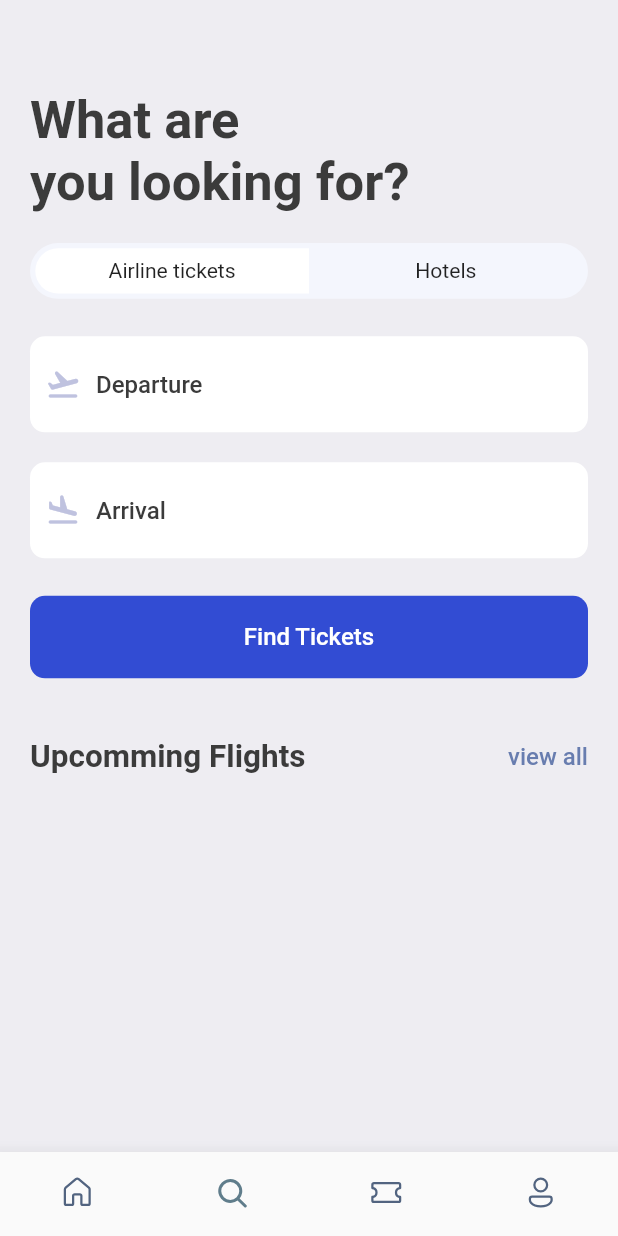
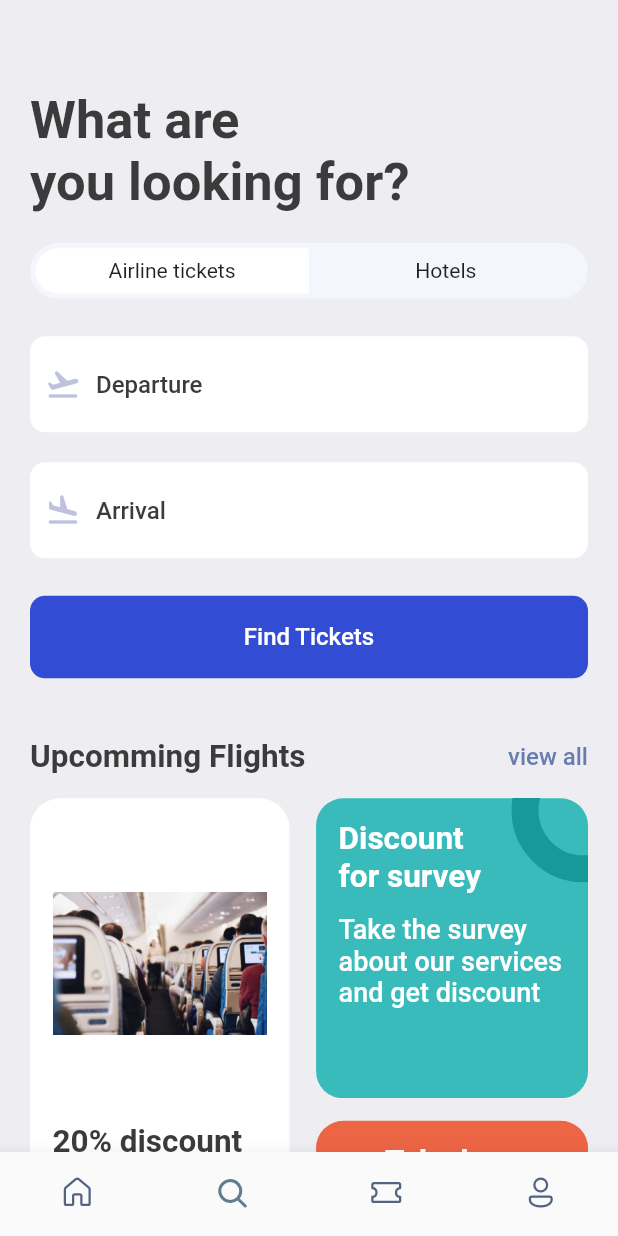
Before and after one commit to AkritiSubedi/ticketbookingapp, a Flutter app: the screen it shows after launch, item 2 of the bottom bar chosen, on a phone screen of 412 x 824 dp. Run offline on Flutter 3.47's test engine with Material 2 defaults, Android fonts, the phone set to English and light mode, and no system bars; our stand-ins replace fluentui_icons, gap, get; missing offline and left inert: dart:ffi.

Commit message:
day_12 completed

```diff
--- a/lib/screens/search_screen.dart
+++ b/lib/screens/search_screen.dart
@@ -91,7 +91,120 @@ class SearchScreen extends StatelessWidget {
                 ),
               )),
           Gap(AppLayout.getHeight(40)),
-          AppDoubleTextWidget(bigText: "Hotels", smallText: "view all")
+          AppDoubleTextWidget(bigText: "Upcomming Flights", smallText: "view all"),
+          Gap(AppLayout.getHeight(15)),
+          Row(
+            mainAxisAlignment: MainAxisAlignment.spaceBetween,
+            children: [
+              Container(
+                height: AppLayout.getHeight(425),
+                width: size.width*0.42,
+                padding: EdgeInsets.symmetric(horizontal: AppLayout.getHeight(15), vertical: AppLayout.getHeight(15)),
+                decoration: BoxDecoration(
+                  color: Colors.white,
+                  borderRadius: BorderRadius.circular(AppLayout.getHeight(20),),
+                  boxShadow: [
+                    BoxShadow(
+                      color: Colors.grey.shade200,
+                      blurRadius: 1,
+                      spreadRadius: 1
+                    )
+                  ]
+                ),
+                child: Column(
+                  children: [
+                    Container(
+                      height: AppLayout.getHeight(190),
+                      decoration: BoxDecoration(
+                        borderRadius: BorderRadius.circular(AppLayout.getHeight(12),),
+                        image: DecorationImage(
+                          image:AssetImage(
+                            "assets/images/seat.jpg"
+
+                        ) )
+                      ),
+                    ),
+                    Gap(AppLayout.getHeight(12)),
+                     Text("20% discount on the early booking of this flight. Don't miss out this chance",
+              style: Styles.headLineStyle2,
+              )
+                  ],
+                ),
+              ),
+              Column(
+                children: [
+                  Stack(
+                    children: [
+                      Container(
+                    width: size.width*0.44,
+                    height: AppLayout.getHeight(200),
+
+                    decoration: BoxDecoration(
+                      color: Color(0xFF3ABBBB),
+                      borderRadius: BorderRadius.circular(AppLayout.getHeight(18),)
+                    ),
+                    padding: EdgeInsets.symmetric(vertical: AppLayout.getHeight(15),horizontal: AppLayout.getHeight(15)),
+                    child: Column(
+                      crossAxisAlignment: CrossAxisAlignment.start,
+                      children: [
+                        Text("Discount\nfor survey" , style: Styles.headLineStyle2.copyWith(fontWeight: FontWeight.bold,color: Colors.white),),
+                        Gap(AppLayout.getHeight(12)),
+                        Text("Take the survey about our services and get discount" , style: Styles.headLineStyle2.copyWith(fontWeight: FontWeight.w500,color: Colors.white,fontSize: 18),),
+                      ],
+                    ),
+                  ),
+                  Positioned(
+                    right: -45,
+                    top: -40,
+                    child: Container(
+                    padding:EdgeInsets.all(AppLayout.getHeight(30)) ,
+                    decoration: BoxDecoration(
+                     shape:BoxShape.circle,
+                     border: Border.all(width: 18, color: Color(0xFF189999)),
+                     color: Colors.transparent
+
+                    ),
+                  ),
+                  )
+                  ],
+                  ),
+                Gap(AppLayout.getHeight(15)),
+                Container(
+                  width: size.width*0.44,
+                  height: AppLayout.getHeight(210),
+                  padding: EdgeInsets.symmetric(vertical:AppLayout.getHeight(15), horizontal: AppLayout.getHeight(15),),
+                  decoration: BoxDecoration(
+                    borderRadius: BorderRadius.circular(AppLayout.getHeight(18)),
+                    color: Color(0xFFEC6545)
+                  ),
+                  child: Column(
+                    children: [
+                      Text("Take love", style: Styles.headLineStyle2.copyWith(color: Colors.white, fontWeight: FontWeight.bold,),textAlign: TextAlign.center,),
+                      Gap(AppLayout.getHeight(5)),
+                      RichText(text: TextSpan(
+                        children: [
+                          TextSpan(
+                            text:'😍',
+                            style: TextStyle(fontSize: 38)
+                          ),
+
+                          TextSpan(
+                            text:'🥰',
+                            style: TextStyle(fontSize: 38)
+                          ),
+                          TextSpan(
+                            text:'😘',
+                            style: TextStyle(fontSize: 38)
+                          ),
+                        ]
+                      ))
+                    ],
+                  ),
+                )
+                ],
+              )
+            ],
+          )
         ],
       ),
     );
```
Also changed, not shown: assets/images/seat.jpg (added).
